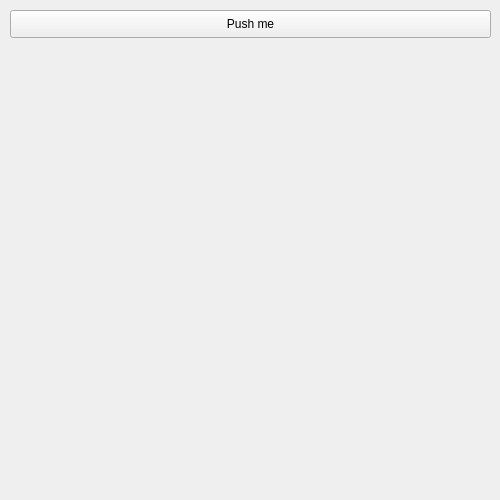
Above: UI.ui from GTEnzo/Git before the change. Below: the same form after it.
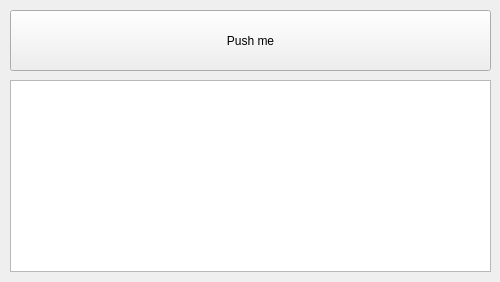
That is the form after the change.

The edit to the form file:
```diff
--- a/UI.ui
+++ b/UI.ui
@@ -10,7 +10,7 @@
     <x>0</x>
     <y>0</y>
     <width>500</width>
-    <height>500</height>
+    <height>282</height>
    </rect>
   </property>
   <property name="windowTitle">
@@ -22,13 +22,23 @@
      <x>10</x>
      <y>10</y>
      <width>481</width>
-     <height>28</height>
+     <height>61</height>
     </rect>
    </property>
    <property name="text">
     <string>Push me</string>
    </property>
   </widget>
+  <widget class="QTextBrowser" name="textBrowser">
+   <property name="geometry">
+    <rect>
+     <x>10</x>
+     <y>80</y>
+     <width>481</width>
+     <height>192</height>
+    </rect>
+   </property>
+  </widget>
  </widget>
  <resources/>
  <connections/>
```
